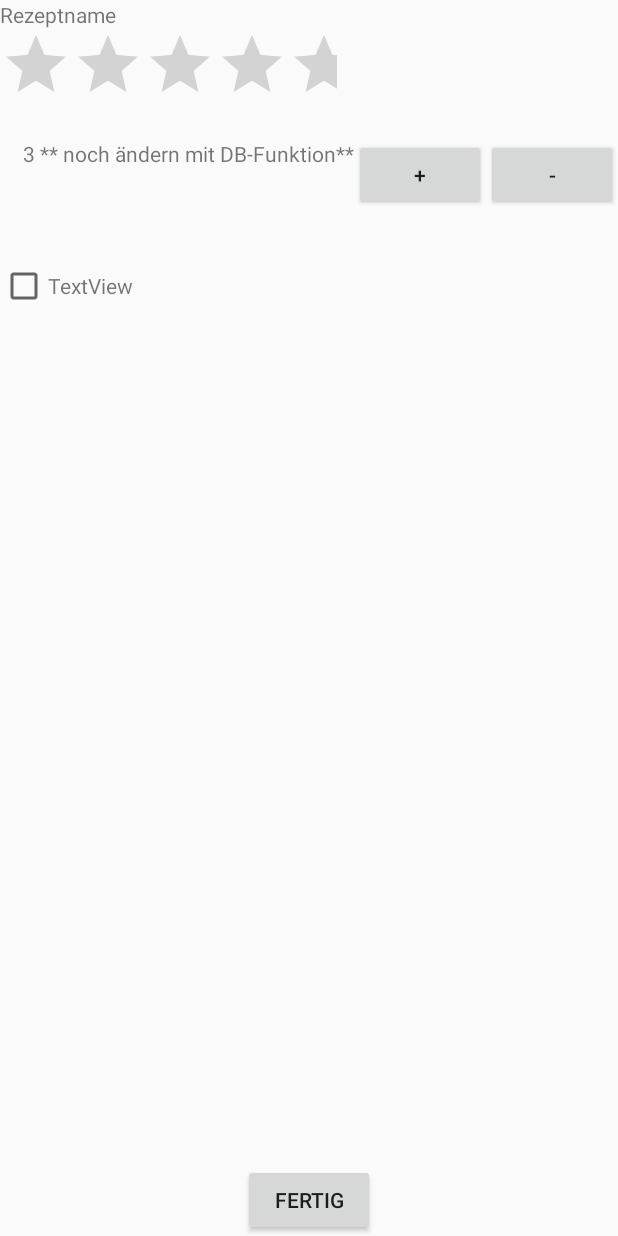
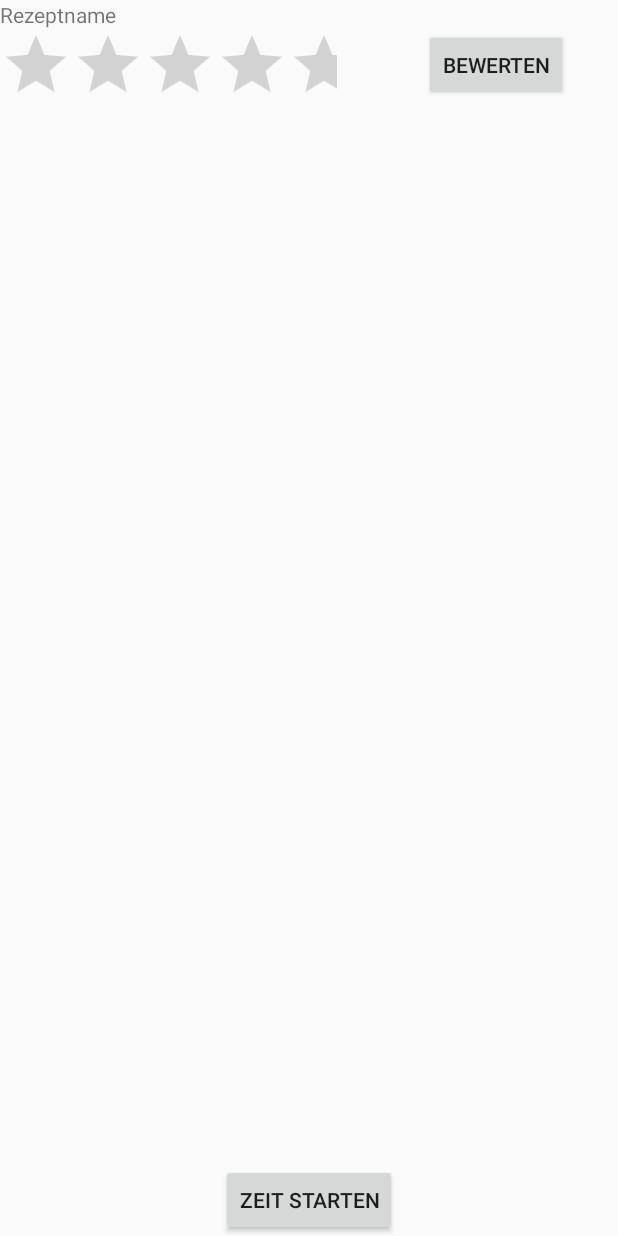
Before and after one commit to Skjonnhet/Cooking-App, an Android app: the layout activity_recipe.xml on its own in the app's theme, with its tools: preview values and no code run, on a phone screen of 412 x 824 dp. Run offline under Robolectric (Android 15) with nearby library versions, the phone set to English and light mode, and no system bars.

```diff
--- a/app/src/main/java/com/example/ninah/cooking_app/PlayRingToneService.java
+++ b/app/src/main/java/com/example/ninah/cooking_app/PlayRingToneService.java
@@ -57,6 +57,8 @@ public class PlayRingToneService extends Service {
         Log.d("RingToneService","destroyed");
         super.onDestroy();
     }
+
+
 
     @Override
     public IBinder onBind(Intent intent) {
--- a/app/src/main/res/layout/activity_recipe.xml
+++ b/app/src/main/res/layout/activity_recipe.xml
@@ -30,7 +30,8 @@
         android:layout_height="wrap_content"
         android:layout_alignParentLeft="true"
         android:layout_alignParentStart="true"
-        android:layout_below="@+id/ratingBar" />
+        android:layout_below="@+id/ratingBar"
+        android:layout_alignParentBottom="true" />
 
     <TextView
         android:id="@+id/servings"
@@ -96,6 +97,17 @@
         android:layout_height="wrap_content"
         android:layout_alignParentBottom="true"
         android:layout_centerHorizontal="true"
-        android:text="@string/readyButton" />
+        android:text="Zeit starten" />
+
+    <Button
+        android:id="@+id/reStAc_rateRecipeButton"
+        android:layout_width="wrap_content"
+        android:layout_height="wrap_content"
+        android:layout_below="@+id/title"
+        android:layout_marginLeft="18dp"
+        android:layout_marginStart="18dp"
+        android:layout_toEndOf="@+id/ready_button"
+        android:layout_toRightOf="@+id/ready_button"
+        android:text="Bewerten" />
 
 </RelativeLayout>
```
Also changed, not shown: app/src/main/java/com/example/ninah/cooking_app/DBAdapter.java (+14 -8 lines), app/src/main/java/com/example/ninah/cooking_app/MainActivity.java (+14 -6 lines), app/src/main/java/com/example/ninah/cooking_app/Rating_Activity.java (+18 -17 lines), app/src/main/java/com/example/ninah/cooking_app/RecipeNewActivity.java (+6 -3 lines), app/src/main/java/com/example/ninah/cooking_app/RecipeStartActivity.java (+57 -15 lines), app/src/main/java/com/example/ninah/cooking_app/TimerActivity.java (+31 -5 lines).
